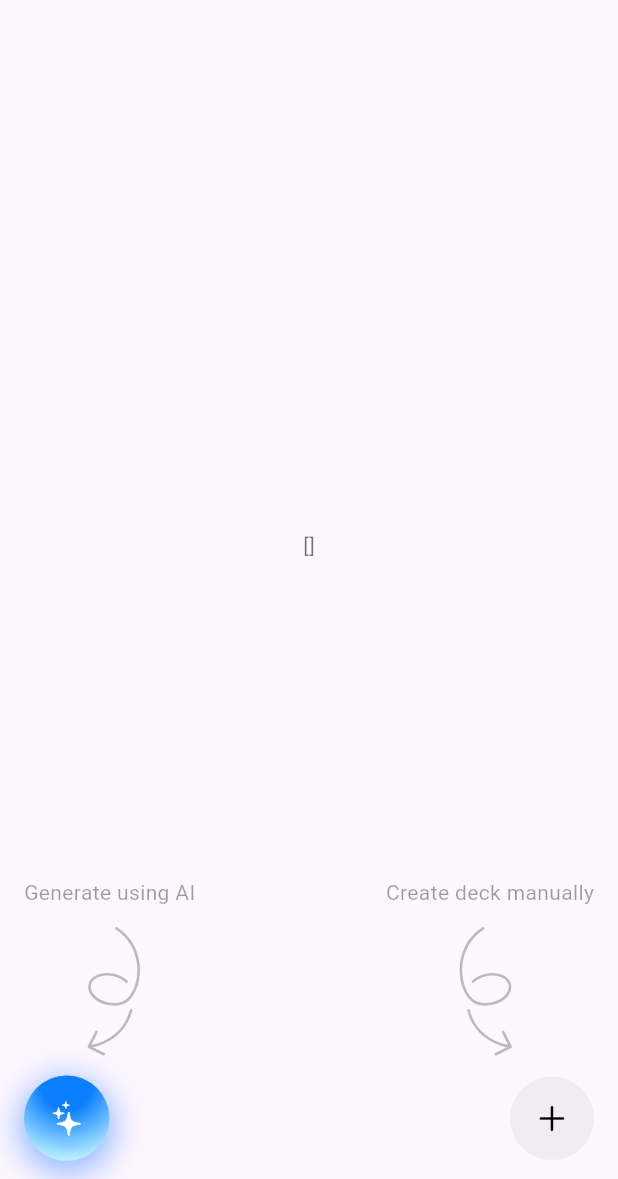
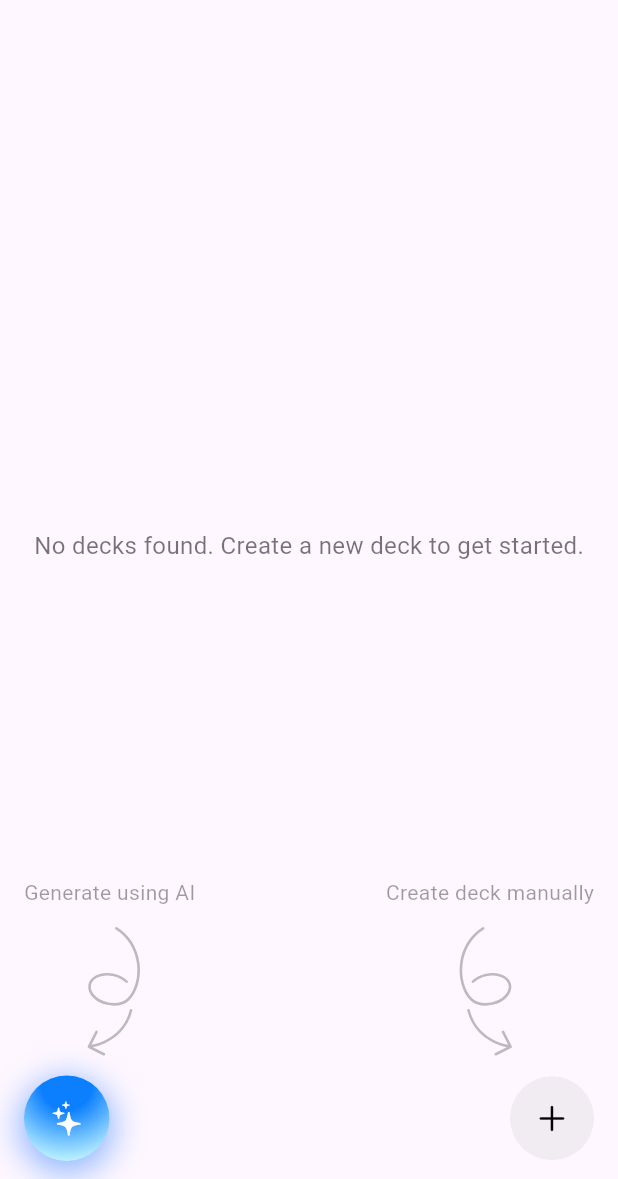
Before and after one commit to synergyboat/flashcard-ai-app-cross-platform, a Flutter app: the screen it shows after launch, on a phone screen of 412 x 824 dp, the part 57-1236 px from its top. Run offline on Flutter 3.47's test engine with Material 3 defaults, Android fonts, the phone set to English and light mode, and no system bars; our stand-ins replace floor, flutter_dotenv, flutter_svg, get_it, go_router, logger and 1 more; missing offline and left inert: dart_openai; accounts and stored records are empty; generated files the repository leaves out were written again.

Commit message:
Implements deck collection UI and navigation
Introduces a grid-based UI to display flashcard decks on the home screen, providing a visual and intuitive way for users to browse their collections.

Also adds navigation to a deck preview screen when a user selects a deck from the grid.

Includes random gradient generation for UI enhancements.

```diff
--- a/flutter/lib/data/repository/deck/deck_repository_impl.dart
+++ b/flutter/lib/data/repository/deck/deck_repository_impl.dart
@@ -1,4 +1,5 @@
 import 'package:flashcard/data/entities/deck_db_entity.dart';
+import 'package:flashcard/data/entities/deck_with_flashcard.dart';
 import 'package:flashcard/data/sources/database/local/local_database_service.dart';
 
 import '../../../domain/entities/deck.dart';
--- /dev/null
+++ b/flutter/lib/presentation/components/containers/deck_collection_grid.dart
@@ -0,0 +1,33 @@
+import 'dart:math';
+
+import 'package:flashcard/core/utils/random_gradient_generator.dart';
+import 'package:flashcard/presentation/components/cards/deck_card.dart';
+import 'package:flutter/material.dart';
+
+import '../../../domain/entities/deck.dart';
+
+class DeckCollectionGrid extends StatelessWidget {
+  final List<Deck> decks;
+  final Function(Deck) onDeckSelected;
+
+  const DeckCollectionGrid({
+    super.key,
+    required this.decks,
+    required this.onDeckSelected,
+  });
+
+  @override
+  Widget build(BuildContext context) {
+    return GridView.builder(
+      gridDelegate: SliverGridDelegateWithFixedCrossAxisCount(
+        crossAxisCount:2,
+        childAspectRatio: 0.9,
+      ),
+      itemCount: decks.length,
+      itemBuilder: (context, index) {
+        final Deck deck = decks[index];
+        return DeckCard(deck: deck, onDeckSelected: onDeckSelected);
+      },
+    );
+  }
+}
--- a/flutter/lib/presentation/router/routes.dart
+++ b/flutter/lib/presentation/router/routes.dart
@@ -1,5 +1,5 @@
 import 'package:flashcard/domain/entities/deck.dart';
-import 'package:flashcard/presentation/screens/deck/deck_screen.dart';
+import 'package:flashcard/presentation/screens/ai_generator/deck_preview_screen.dart';
 import 'package:flashcard/presentation/screens/home/home_screen.dart';
 import 'package:go_router/go_router.dart';
 
@@ -24,6 +24,6 @@ final List<GoRoute> routes = [
       path: '/deck',
       builder: (context, state) {
         final Deck deckId = state.extra as Deck;
-        return DeckScreen(deck: deckId);
+        return DeckPreviewScreen(deck: deckId);
     }),
 ];
--- a/flutter/lib/presentation/screens/home/home_screen.dart
+++ b/flutter/lib/presentation/screens/home/home_screen.dart
@@ -5,6 +5,7 @@ import 'package:flashcard/domain/use_case/deck/get_all_decks_use_case.dart';
 import 'package:flashcard/presentation/components/bars/flashcard_bottom_action_bar.dart';
 import 'package:flashcard/presentation/components/buttons/add_button.dart';
 import 'package:flashcard/presentation/components/buttons/ai_button.dart';
+import 'package:flashcard/presentation/components/containers/deck_collection_grid.dart';
 import 'package:flutter/foundation.dart';
 import 'package:flutter/material.dart';
 import 'package:go_router/go_router.dart';
@@ -76,13 +77,13 @@ class _HomeScreenState extends State<HomeScreen> {
       body: SafeArea(
           child: Padding(
             padding: const EdgeInsets.symmetric(vertical: 8.0, horizontal: 16.0),
-            child: Stack(
+            child: (decks.isEmpty)?
+                Stack(
             children: [
-                Align(
-                  alignment: Alignment.center,
+              Center(
                 child: Text(
-                    decks.toString(),
-                    style: TextStyle(fontSize: 14, color: Colors.black54),
+                  "No decks found. Create a new deck to get started.",
+                  style: TextStyle(fontSize: 16, color: Colors.black54),
                 ),
               ),
               Align(
@@ -153,6 +154,17 @@ class _HomeScreenState extends State<HomeScreen> {
                   ),
                 ),
               )
+            ]
+                )
+            :
+            Stack(
+              children: [
+                Align(
+                  alignment: Alignment.center,
+                  child: DeckCollectionGrid(decks: decks, onDeckSelected: (Deck deck)=>{
+                    context.pushNamed("deck", extra: deck)
+                  }),
+                ),
               ],
             )
           )
```
Also changed, not shown: flutter/lib/core/utils/random_gradient_generator.dart (added, +47 -0 lines), flutter/lib/presentation/components/cards/deck_card.dart (added, +67 -0 lines), flutter/lib/presentation/screens/ai_generator/deck_preview_screen.dart (renamed from flutter/lib/presentation/screens/deck/deck_screen.dart, +15 -10 lines). Lines whose indentation alone changed are shown as unchanged.
